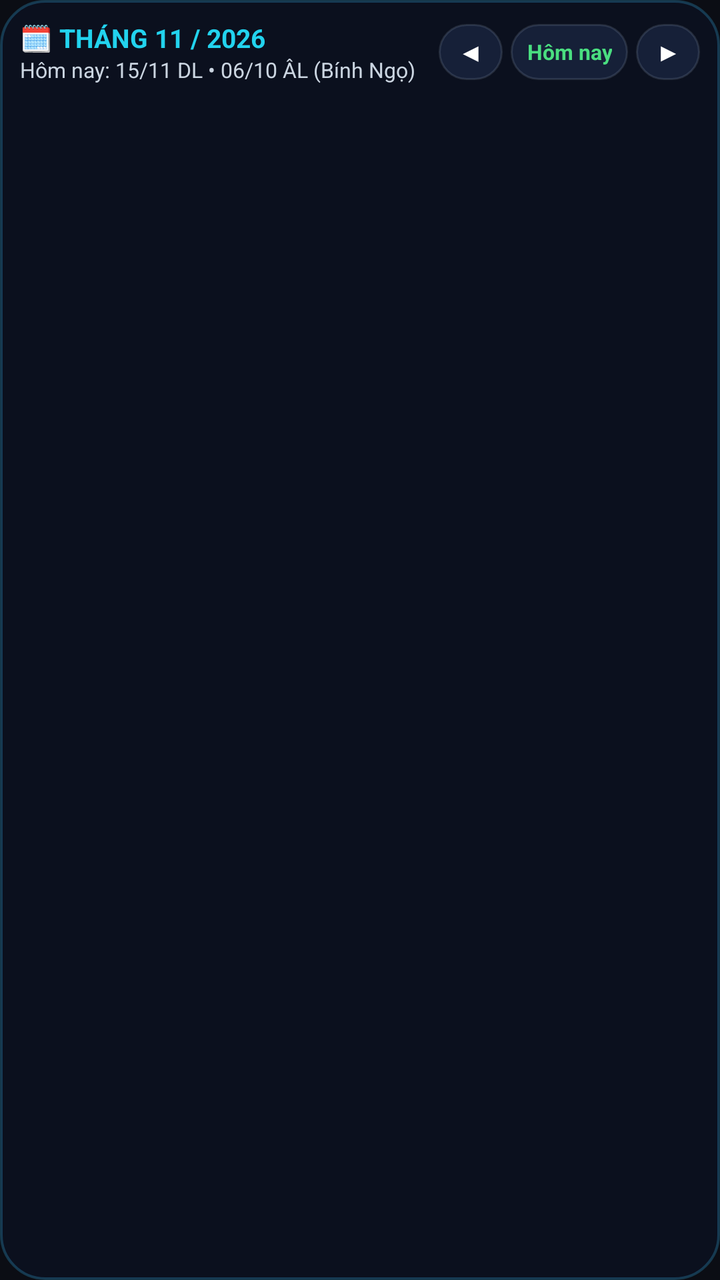
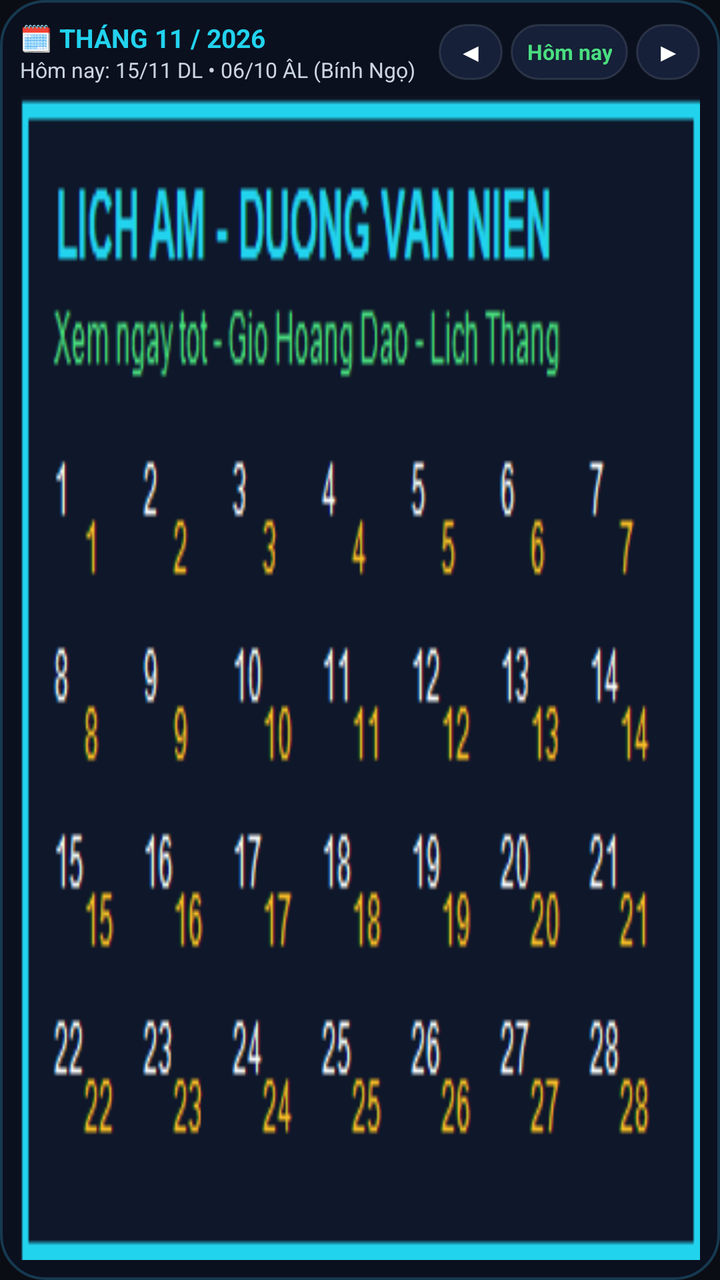

Two renders of the same Android screen: before a commit and after it. Below are the layout's source before the change and the commit's diff.
<!-- AndroidManifest.xml: application theme Theme.PowerTimer -->
<!-- res/layout/widget_lunar_calendar.xml -->
<?xml version="1.0" encoding="utf-8"?>
<LinearLayout xmlns:android="http://schemas.android.com/apk/res/android"
    android:id="@+id/widget_lunar_root"
    android:layout_width="match_parent"
    android:layout_height="match_parent"
    android:background="@drawable/widget_bg_dark"
    android:orientation="vertical"
    android:padding="10dp">

    
    <LinearLayout
        android:layout_width="match_parent"
        android:layout_height="wrap_content"
        android:gravity="center_vertical"
        android:orientation="horizontal"
        android:paddingBottom="6dp">

        <LinearLayout
            android:id="@+id/widget_lunar_header_click"
            android:layout_width="0dp"
            android:layout_height="wrap_content"
            android:layout_weight="1"
            android:orientation="vertical">

            <TextView
                android:id="@+id/widget_lunar_month_title"
                android:layout_width="wrap_content"
                android:layout_height="wrap_content"
                android:ellipsize="end"
                android:maxLines="1"
                android:singleLine="true"
                android:text="🗓️ THÁNG 11 / 2026"
                android:textColor="#22D3EE"
                android:textSize="13sp"
                android:textStyle="bold" />

            <TextView
                android:id="@+id/widget_lunar_today_subtitle"
                android:layout_width="wrap_content"
                android:layout_height="wrap_content"
                android:ellipsize="end"
                android:maxLines="1"
                android:singleLine="true"
                android:text="Hôm nay: 15/11 DL • 06/10 ÂL (Bính Ngọ)"
                android:textColor="#CBD5E1"
                android:textSize="10.5sp" />
        </LinearLayout>

        <TextView
            android:id="@+id/widget_lunar_btn_prev"
            android:layout_width="32dp"
            android:layout_height="28dp"
            android:background="@drawable/widget_btn_bg"
            android:gravity="center"
            android:text="◀"
            android:textColor="#FFFFFF"
            android:textSize="12sp"
            android:textStyle="bold" />

        <TextView
            android:id="@+id/widget_lunar_btn_today"
            android:layout_width="wrap_content"
            android:layout_height="28dp"
            android:layout_marginStart="4dp"
            android:layout_marginEnd="4dp"
            android:background="@drawable/widget_btn_bg"
            android:gravity="center"
            android:paddingStart="8dp"
            android:paddingEnd="8dp"
            android:text="Hôm nay"
            android:textColor="#4ADE80"
            android:textSize="10.5sp"
            android:textStyle="bold" />

        <TextView
            android:id="@+id/widget_lunar_btn_next"
            android:layout_width="32dp"
            android:layout_height="28dp"
            android:background="@drawable/widget_btn_bg"
            android:gravity="center"
            android:text="▶"
            android:textColor="#FFFFFF"
            android:textSize="12sp"
            android:textStyle="bold" />
    </LinearLayout>

    
    <ImageView
        android:id="@+id/widget_lunar_grid_image"
        android:layout_width="match_parent"
        android:layout_height="0dp"
        android:layout_weight="1"
        android:contentDescription="Lịch Âm Dương"
        android:scaleType="fitXY" />

</LinearLayout>
<!-- resources referenced by this layout -->
<resources>
  <!-- drawable widget_bg_dark (drawable) -->
  <?xml version="1.0" encoding="utf-8"?>
  <shape xmlns:android="http://schemas.android.com/apk/res/android"
      android:shape="rectangle">
      <solid android:color="#EE0B1120" />
      <corners android:radius="22dp" />
      <stroke
          android:width="1.2dp"
          android:color="#4038BDF8" />
  </shape>
  <!-- drawable widget_btn_bg (drawable) -->
  <?xml version="1.0" encoding="utf-8"?>
  <shape xmlns:android="http://schemas.android.com/apk/res/android"
      android:shape="rectangle">
      <solid android:color="#FF162038" />
      <corners android:radius="16dp" />
      <stroke
          android:width="1dp"
          android:color="#3094A3B8" />
  </shape>
  <style name="Theme.PowerTimer" parent="android:Theme.Material.NoActionBar">
          <item name="android:statusBarColor">@android:color/transparent</item>
          <item name="android:navigationBarColor">@android:color/transparent</item>
          <item name="android:windowBackground">@color/app_background</item>
      </style>
  <color name="app_background">#0B0D14</color>
</resources>

<!-- the commit's change to res/layout/widget_lunar_calendar.xml (unified diff, before → after) -->
@@ -91,6 +91,7 @@
         android:layout_height="0dp"
         android:layout_weight="1"
         android:contentDescription="Lịch Âm Dương"
-        android:scaleType="fitXY" />
+        android:scaleType="fitXY"
+        android:src="@drawable/lunar_widget_preview" />
 
 </LinearLayout>
<!-- resource entries referenced after the edit -->
@@ -1,5 +1,6 @@
 <!-- resources referenced by this layout -->
 <resources>
+  <!-- drawable lunar_widget_preview: png bitmap (drawable-nodpi, 6382 bytes) -->
   <!-- drawable widget_bg_dark (drawable) -->
   <?xml version="1.0" encoding="utf-8"?>
   <shape xmlns:android="http://schemas.android.com/apk/res/android"
